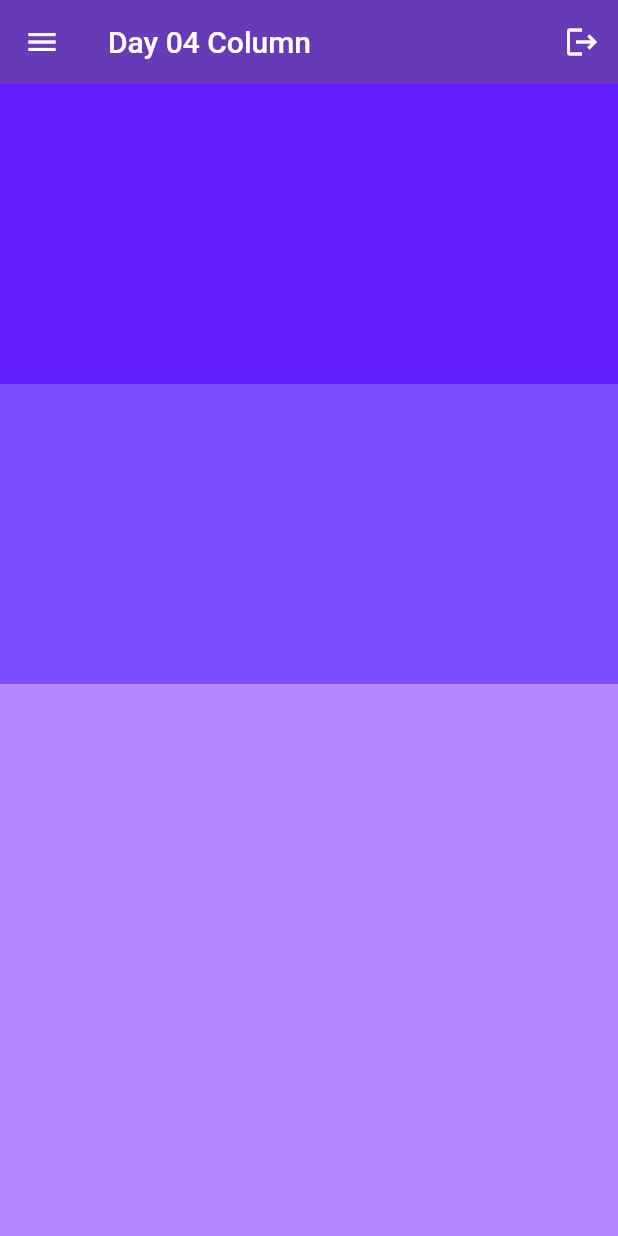
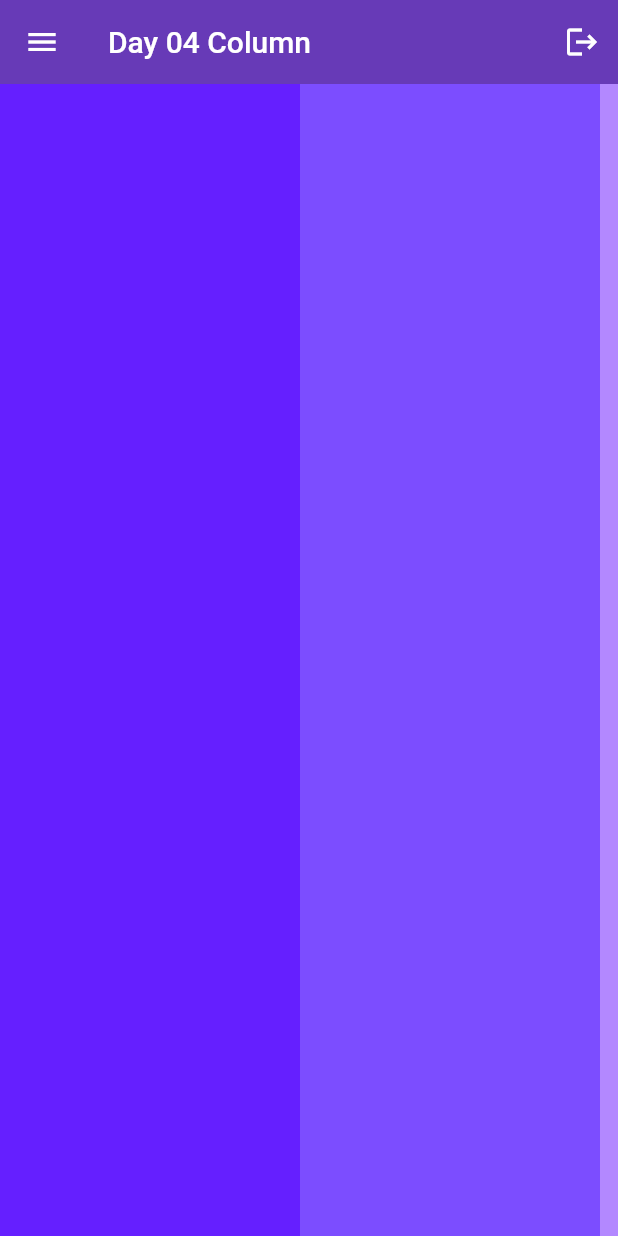
Before and after one commit to Pradhyumna1986/FlutterProjects, a Flutter app: the screen it shows after launch, on a phone screen of 412 x 824 dp. Run offline on Flutter 3.47's test engine with Material 2 defaults, Android fonts, the phone set to English and light mode, and no system bars.

Commit message:
scrollDirection: Axis.horizontal,

```diff
--- a/lib/main.dart
+++ b/lib/main.dart
@@ -27,27 +27,28 @@ class MyApp extends StatelessWidget {
             ),
           ],
         ),
-        body:ListView(
+        body: ListView(
             //crossAxisAlignment: CrossAxisAlignment.end,
             //crossAxisAlignment: CrossAxisAlignment.start,
-           // mainAxisAlignment: MainAxisAlignment.start,
+            // mainAxisAlignment: MainAxisAlignment.start,
+            scrollDirection: Axis.horizontal,
             children: [
               //1st container
               Container(
                 height: 200,
-                //width: 200,
+                width: 200,
                 color: Colors.deepPurpleAccent[400],
               ),
               //2nd container
               Container(
                 height: 200,
-                // width: 200,
+                width: 200,
                 color: Colors.deepPurpleAccent[200],
               ),
               //3rd container
               Container(
                 height: 400,
-                // width: 200,
+                width: 200,
                 color: Colors.deepPurpleAccent[100],
               )
             ]),
```
